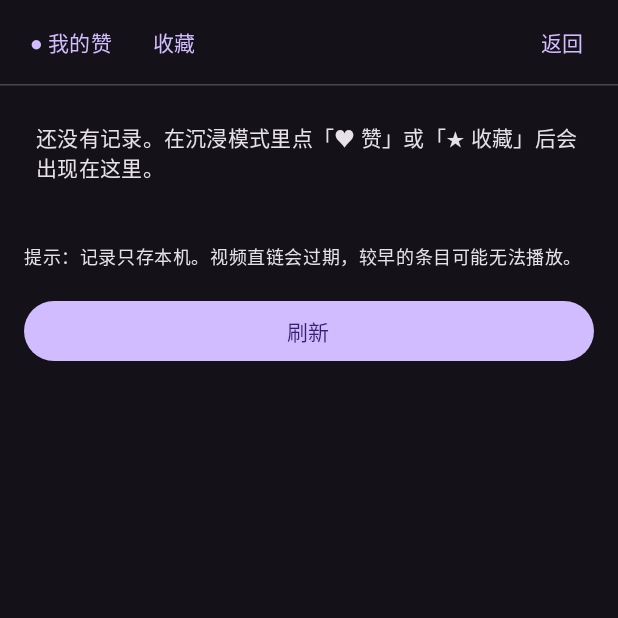
After one commit to ITX0516/video, an Android app built with Jetpack Compose: the LibraryActivity screen opened directly, with no data from a screen before it, on a phone screen of 412 x 824 dp, the top half of it. The commit adds this screen. Run offline under Robolectric (Android 15) with nearby library versions, the phone set to English and light mode, and no system bars.

Commit message:
feat: local likes/favourites library screen with replay, and Bilibili quality selector (360/480/720/1080); v1.11

```diff
--- a/ShortFeed/app/build.gradle.kts
+++ b/ShortFeed/app/build.gradle.kts
@@ -12,8 +12,8 @@ android {
         applicationId = "com.shortfeed.app"
         minSdk = 24
         targetSdk = 35
-        versionCode = 11
-        versionName = "1.10"
+        versionCode = 12
+        versionName = "1.11"
     }
 
     buildTypes {
--- a/ShortFeed/app/src/main/java/com/shortfeed/app/data/FeedRepository.kt
+++ b/ShortFeed/app/src/main/java/com/shortfeed/app/data/FeedRepository.kt
@@ -45,6 +45,11 @@ class FeedRepository(private val sources: List<VideoSource>) {
         _activeKey.value = activeSource?.key ?: ""
     }
 
+    /** Drops cached play URLs so they are resolved again (e.g. after a quality change). */
+    fun clearResolvedUrls() {
+        resolvedUrls.clear()
+    }
+
     suspend fun refresh() {
         _items.value = emptyList()
         cursors.clear()
--- /dev/null
+++ b/ShortFeed/app/src/main/java/com/shortfeed/app/library/LibraryActivity.kt
@@ -0,0 +1,133 @@
+package com.shortfeed.app.library
+
+import android.content.Intent
+import android.os.Bundle
+import androidx.activity.ComponentActivity
+import androidx.activity.compose.setContent
+import androidx.activity.enableEdgeToEdge
+import androidx.compose.foundation.clickable
+import androidx.compose.foundation.layout.Column
+import androidx.compose.foundation.layout.Row
+import androidx.compose.foundation.layout.Spacer
+import androidx.compose.foundation.layout.fillMaxSize
+import androidx.compose.foundation.layout.fillMaxWidth
+import androidx.compose.foundation.layout.height
+import androidx.compose.foundation.layout.padding
+import androidx.compose.foundation.lazy.LazyColumn
+import androidx.compose.foundation.lazy.items
+import androidx.compose.material3.Button
+import androidx.compose.material3.HorizontalDivider
+import androidx.compose.material3.MaterialTheme
+import androidx.compose.material3.Surface
+import androidx.compose.material3.Text
+import androidx.compose.material3.TextButton
+import androidx.compose.material3.darkColorScheme
+import androidx.compose.runtime.Composable
+import androidx.compose.runtime.getValue
+import androidx.compose.runtime.mutableStateOf
+import androidx.compose.runtime.remember
+import androidx.compose.runtime.setValue
+import androidx.compose.ui.Alignment
+import androidx.compose.ui.Modifier
+import androidx.compose.ui.unit.dp
+import com.shortfeed.app.Prefs
+import com.shortfeed.app.data.VideoItem
+
+/** Lists the locally remembered likes / favourites and replays them full-screen. */
+class LibraryActivity : ComponentActivity() {
+
+    override fun onCreate(savedInstanceState: Bundle?) {
+        super.onCreate(savedInstanceState)
+        enableEdgeToEdge()
+        val prefs = Prefs(this)
+        setContent {
+            MaterialTheme(colorScheme = darkColorScheme()) {
+                Surface(
+                    modifier = Modifier.fillMaxSize(),
+                    color = MaterialTheme.colorScheme.background,
+                ) {
+                    LibraryScreen(
+                        prefs = prefs,
+                        onPlay = { item ->
+                            startActivity(
+                                Intent(this, LibraryPlayerActivity::class.java).apply {
+                                    putExtra(LibraryPlayerActivity.EXTRA_URL, item.playUrl)
+                                    putExtra(LibraryPlayerActivity.EXTRA_PLATFORM, item.platform.name)
+                                    putExtra(LibraryPlayerActivity.EXTRA_TITLE, item.title)
+                                },
+                            )
+                        },
+                        onBack = { finish() },
+                    )
+                }
+            }
+        }
+    }
+}
+
+@Composable
+private fun LibraryScreen(
+    prefs: Prefs,
+    onPlay: (VideoItem) -> Unit,
+    onBack: () -> Unit,
+) {
+    var tab by remember { mutableStateOf(0) }
+    // Bumped by 刷新 so the prefs are re-read if they changed elsewhere.
+    var refresh by remember { mutableStateOf(0) }
+    val shown = remember(tab, refresh) {
+        if (tab == 0) prefs.likedItems() else prefs.favoriteItems()
+    }
+
+    Column(modifier = Modifier.fillMaxSize()) {
+        Row(
+            modifier = Modifier.fillMaxWidth().padding(horizontal = 8.dp, vertical = 4.dp),
+            verticalAlignment = Alignment.CenterVertically,
+        ) {
+            TextButton(onClick = { tab = 0 }) {
+                Text(if (tab == 0) "● 我的赞" else "我的赞")
+            }
+            TextButton(onClick = { tab = 1 }) {
+                Text(if (tab == 1) "● 收藏" else "收藏")
+            }
+            Spacer(Modifier.weight(1f))
+            TextButton(onClick = onBack) { Text("返回") }
+        }
+        HorizontalDivider()
+        if (shown.isEmpty()) {
+            Text(
+                text = "还没有记录。在沉浸模式里点「♥ 赞」或「★ 收藏」后会出现在这里。",
+                style = MaterialTheme.typography.bodyMedium,
+                modifier = Modifier.padding(24.dp),
+            )
+        } else {
+            LazyColumn(modifier = Modifier.fillMaxSize()) {
+                items(shown, key = { it.platform.name + it.id }) { item ->
+                    Column(
+                        modifier = Modifier
+                            .fillMaxWidth()
+                            .clickable { onPlay(item) }
+                            .padding(horizontal = 16.dp, vertical = 12.dp),
+                    ) {
+                        Text(item.title.ifBlank { "（无标题）" }, maxLines = 2)
+                        Spacer(Modifier.height(4.dp))
+                        Text(
+                            text = "${item.platform.name} · ${item.author.ifBlank { "未知作者" }}" +
+                                if (item.playUrl.isBlank()) " · 链接缺失" else "",
+                            style = MaterialTheme.typography.bodySmall,
+                        )
+                    }
+                    HorizontalDivider()
+                }
+            }
+        }
+        Text(
+            text = "提示：记录只存本机。视频直链会过期，较早的条目可能无法播放。",
+            style = MaterialTheme.typography.bodySmall,
+            modifier = Modifier.padding(16.dp),
+        )
+        Button(
+            onClick = { refresh++ },
+            modifier = Modifier.fillMaxWidth().padding(horizontal = 16.dp),
+        ) { Text("刷新") }
+    }
+}
```
Also changed, not shown: ShortFeed/app/src/main/AndroidManifest.xml (+11 -0 lines), ShortFeed/app/src/main/java/com/shortfeed/app/MainActivity.kt (+10 -0 lines), ShortFeed/app/src/main/java/com/shortfeed/app/Prefs.kt (+76 -12 lines), ShortFeed/app/src/main/java/com/shortfeed/app/data/bilibili/BiliSource.kt (+10 -2 lines), ShortFeed/app/src/main/java/com/shortfeed/app/library/LibraryPlayerActivity.kt (added, +83 -0 lines), ShortFeed/app/src/main/java/com/shortfeed/app/player/PlayerActivity.kt (+15 -7 lines), ShortFeed/app/src/main/java/com/shortfeed/app/player/PlayerScreen.kt (+70 -8 lines).
